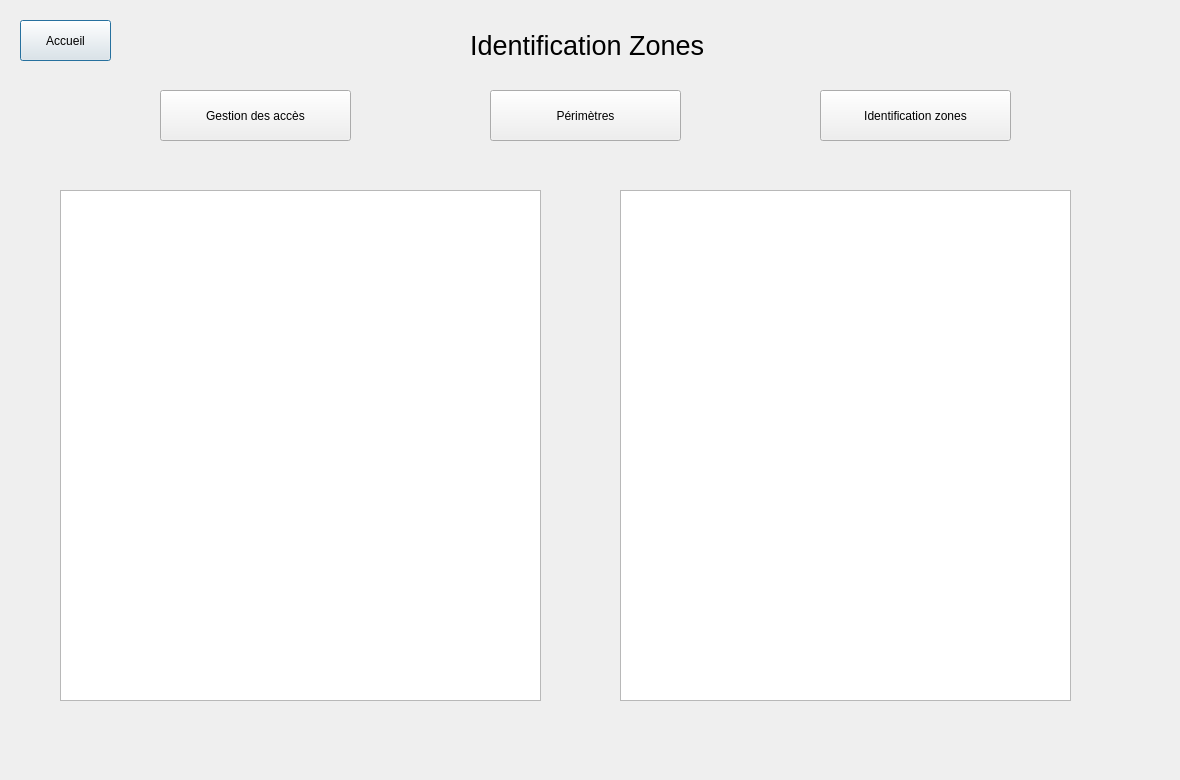
Before: the Qt Designer form Projet_Ajour/zones.ui in simzrch/Projet_Entremont, drawn with Qt 5.
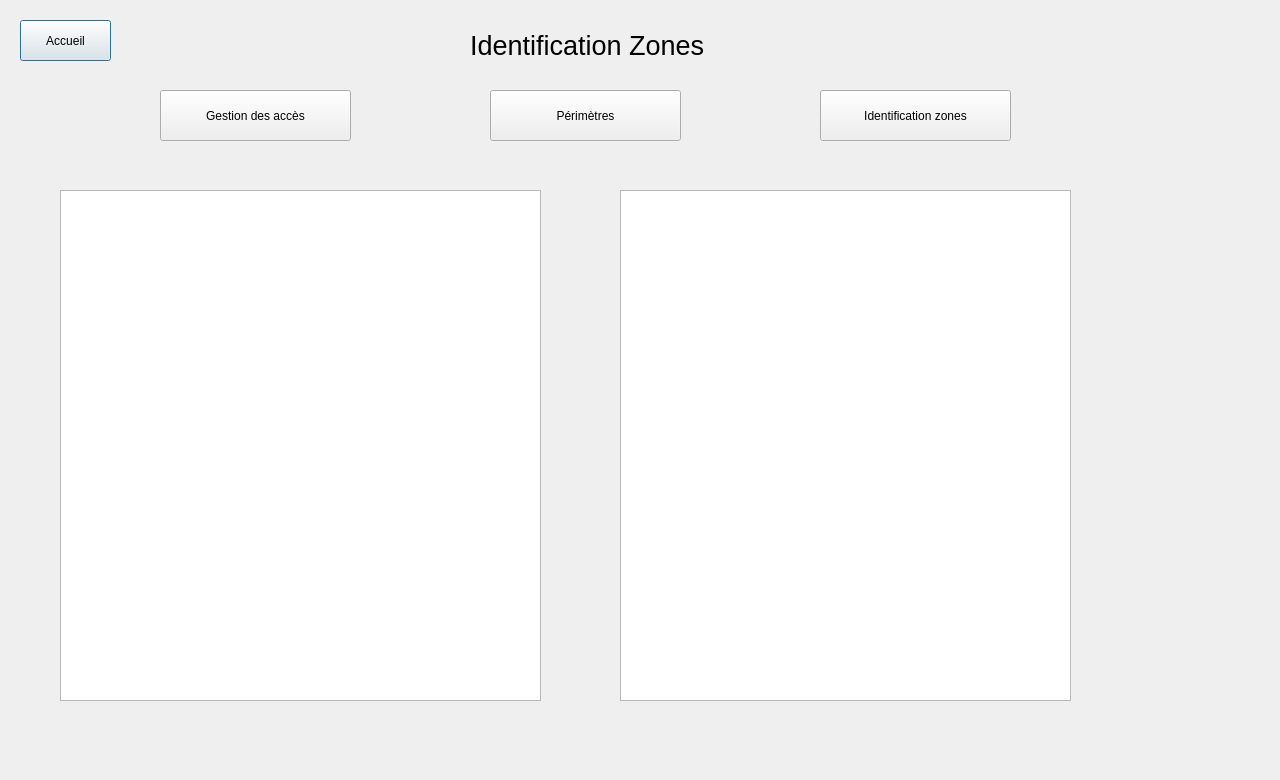
After: the same form once the commit is applied.

```diff
--- a/Projet_Ajour/zones.ui
+++ b/Projet_Ajour/zones.ui
@@ -6,7 +6,7 @@
    <rect>
     <x>0</x>
     <y>0</y>
-    <width>1180</width>
+    <width>1280</width>
     <height>780</height>
    </rect>
   </property>
```
